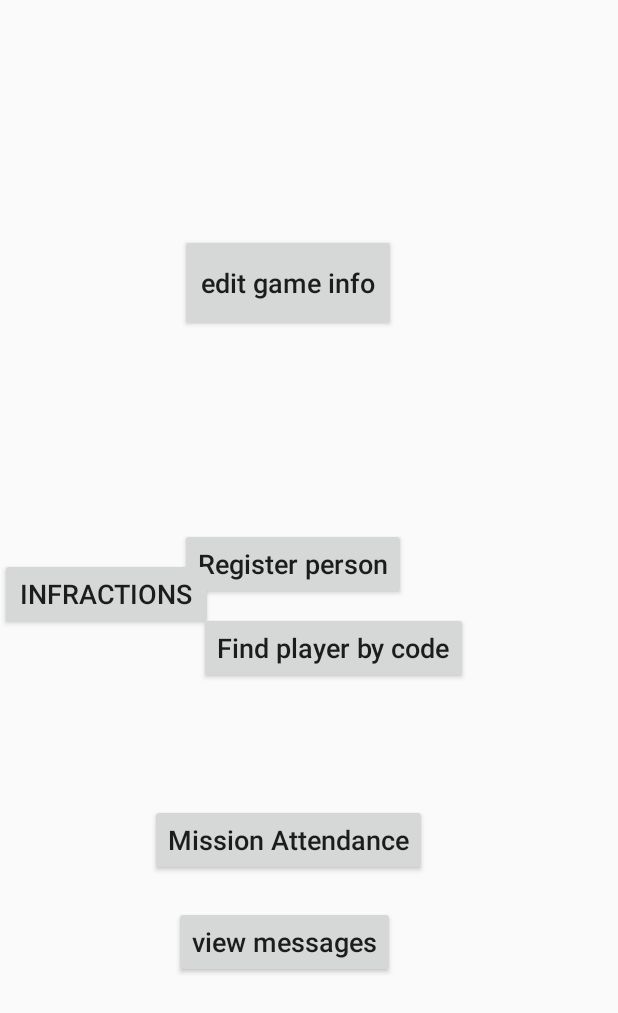
After one commit to rohan-d3v/HvZ_android, an Android app: the layout activity_admin.xml on its own in the app's theme, with its tools: preview values and no code run, on a phone screen of 412 x 824 dp. The commit adds this screen. Shown: the top 1013 px of the screen. Run offline under Robolectric (Android 15) with nearby library versions, the phone set to English and light mode, and no system bars.

Commit message:
Commit 8: Bug fixes, Admin view

```diff
--- a/app/src/main/AndroidManifest.xml
+++ b/app/src/main/AndroidManifest.xml
@@ -50,6 +50,10 @@
         <activity
             android:name=".editActivity"
             android:label="@string/title_activity_edit"
+            android:theme="@style/AppTheme.NoActionBar" />
+        <activity
+            android:name=".adminActivity"
+            android:label="@string/title_activity_admin"
             android:theme="@style/AppTheme.NoActionBar"></activity>
     </application>
 
--- /dev/null
+++ b/app/src/main/res/layout/activity_admin.xml
@@ -0,0 +1,89 @@
+<?xml version="1.0" encoding="utf-8"?>
+<android.support.constraint.ConstraintLayout
+    xmlns:android="http://schemas.android.com/apk/res/android"
+    xmlns:app="http://schemas.android.com/apk/res-auto"
+    xmlns:tools="http://schemas.android.com/tools"
+    android:layout_width="match_parent"
+    android:layout_height="match_parent"
+    tools:context="edu.acase.hvz.hvz_app.HumanActivity">
+
+    <Button
+        android:id="@+id/caughtButton3"
+        android:layout_width="wrap_content"
+        android:layout_height="wrap_content"
+        android:layout_marginBottom="172dp"
+        android:layout_marginLeft="116dp"
+        android:text="View messages"
+        android:textAllCaps="false"
+        android:textSize="18sp"
+        android:visibility="visible"
+        app:layout_constraintBottom_toBottomOf="parent"
+        app:layout_constraintLeft_toLeftOf="parent"
+        tools:text="view messages" />
+
+    <Button
+        android:id="@+id/caughtButton"
+        android:layout_width="wrap_content"
+        android:layout_height="wrap_content"
+        android:layout_marginBottom="424dp"
+        android:layout_marginLeft="120dp"
+        android:text="Admin Registration"
+        android:textAllCaps="false"
+        android:textSize="18sp"
+        android:visibility="visible"
+        app:layout_constraintBottom_toBottomOf="parent"
+        app:layout_constraintLeft_toLeftOf="parent"
+        tools:text="Register person" />
+
+    <Button
+        android:id="@+id/caughtButton2"
+        android:layout_width="wrap_content"
+        android:layout_height="wrap_content"
+        android:layout_marginBottom="240dp"
+        android:layout_marginLeft="100dp"
+        android:text="Mission Attendance"
+        android:textAllCaps="false"
+        android:textSize="18sp"
+        android:visibility="visible"
+        app:layout_constraintBottom_toBottomOf="parent"
+        app:layout_constraintLeft_toLeftOf="parent"
+        tools:text="Mission Attendance" />
+
+    <Button
+        android:id="@+id/reportButton"
+        android:layout_width="wrap_content"
+        android:layout_height="wrap_content"
+        android:layout_marginBottom="368dp"
+        android:layout_marginRight="100dp"
+        android:text="Find player by code"
+        android:textAllCaps="false"
+        android:textSize="18sp"
+        app:layout_constraintBottom_toBottomOf="parent"
+        app:layout_constraintRight_toRightOf="parent"
+        tools:text="Find player by code" />
+
+    <Button
+        android:id="@+id/infoButton"
+        android:layout_width="144dp"
+        android:layout_height="65dp"
+        android:layout_marginLeft="120dp"
+        android:layout_marginTop="156dp"
+        android:text="Edit game info"
+        android:textAllCaps="false"
+        android:textSize="18sp"
+        app:layout_constraintLeft_toLeftOf="parent"
+        app:layout_constraintTop_toTopOf="parent"
+        tools:text="edit game info" />
+
+    <Button
+        android:id="@+id/helpButton"
+        android:layout_width="142dp"
+        android:layout_height="48dp"
+        android:layout_marginTop="372dp"
+        android:text="Infractions"
+        android:textSize="18sp"
+        app:layout_constraintTop_toTopOf="parent"
+        tools:layout_editor_absoluteX="121dp"
+        tools:text="Infractions" />
+
+</android.support.constraint.ConstraintLayout>
--- a/app/src/main/res/values/strings.xml
+++ b/app/src/main/res/values/strings.xml
@@ -8,4 +8,5 @@
     <string name="title_activity_main">MainActivity</string>
     <string name="title_activity_maps">MapsActivity</string>
     <string name="title_activity_edit">editActivity</string>
+    <string name="title_activity_admin">adminActivity</string>
 </resources>
```
Also changed, not shown: app/src/main/java/edu/acase/hvz/hvz_app/MapsActivity.java (+10 -1 lines), app/src/main/java/edu/acase/hvz/hvz_app/adminActivity.java (added, +87 -0 lines), app/src/main/java/edu/acase/hvz/hvz_app/editActivity.java (+9 -2 lines), app/src/main/res/layout/content_admin.xml (added, +11 -0 lines), app/src/main/res/layout/content_edit.xml (+1 -6 lines), 1 other file.
